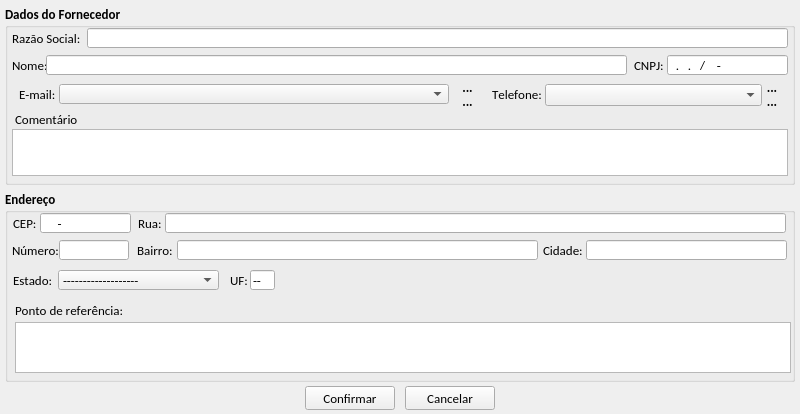
The window that loja/tela_cadastro_fornecedor.ui (jmessias1725/sexloja) describes before a commit, drawn with Qt 5.
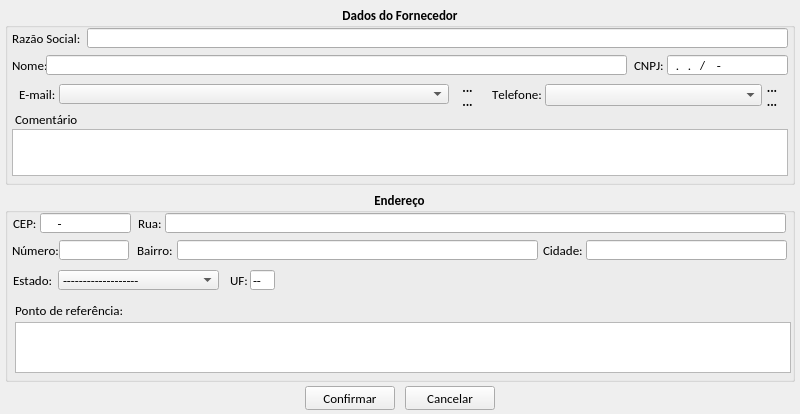
The same window after the commit. Icons and pictures are not drawn.

```diff
--- a/loja/tela_cadastro_fornecedor.ui
+++ b/loja/tela_cadastro_fornecedor.ui
@@ -42,6 +42,9 @@
     <property name="title">
      <string>Endereço</string>
     </property>
+    <property name="alignment">
+     <set>Qt::AlignCenter</set>
+    </property>
     <widget class="QLineEdit" name="le_cep">
      <property name="geometry">
       <rect>
@@ -768,6 +771,9 @@
     <property name="title">
      <string>Dados do Fornecedor</string>
     </property>
+    <property name="alignment">
+     <set>Qt::AlignCenter</set>
+    </property>
     <widget class="QLabel" name="lb_telefone">
      <property name="geometry">
       <rect>
```
